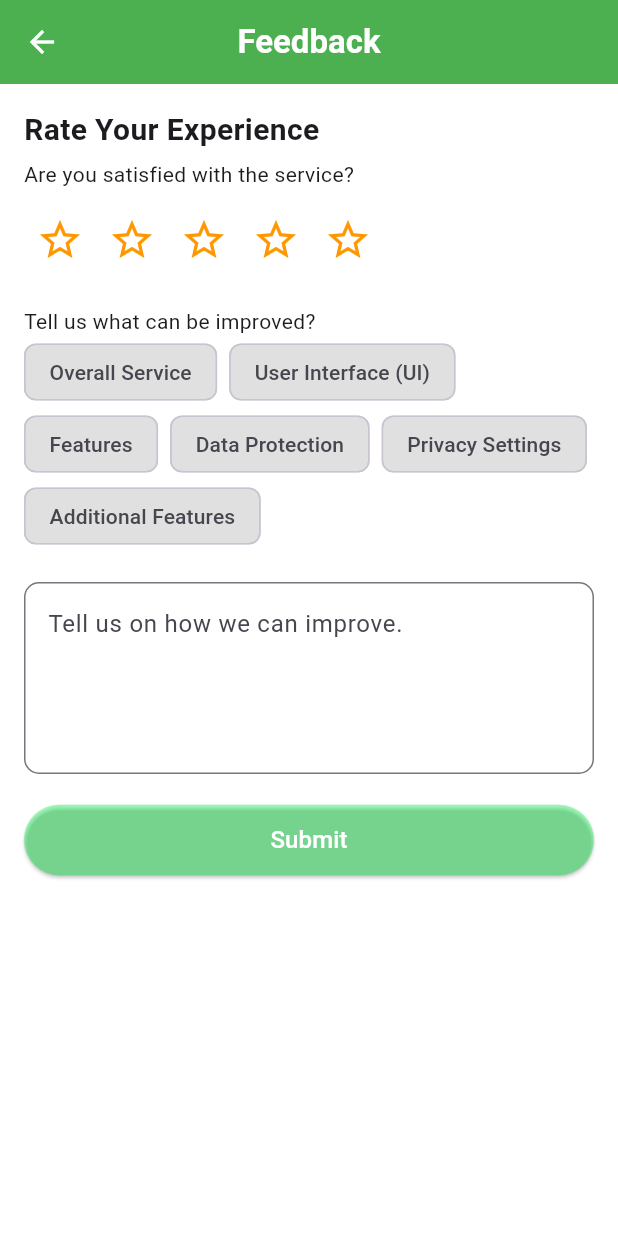
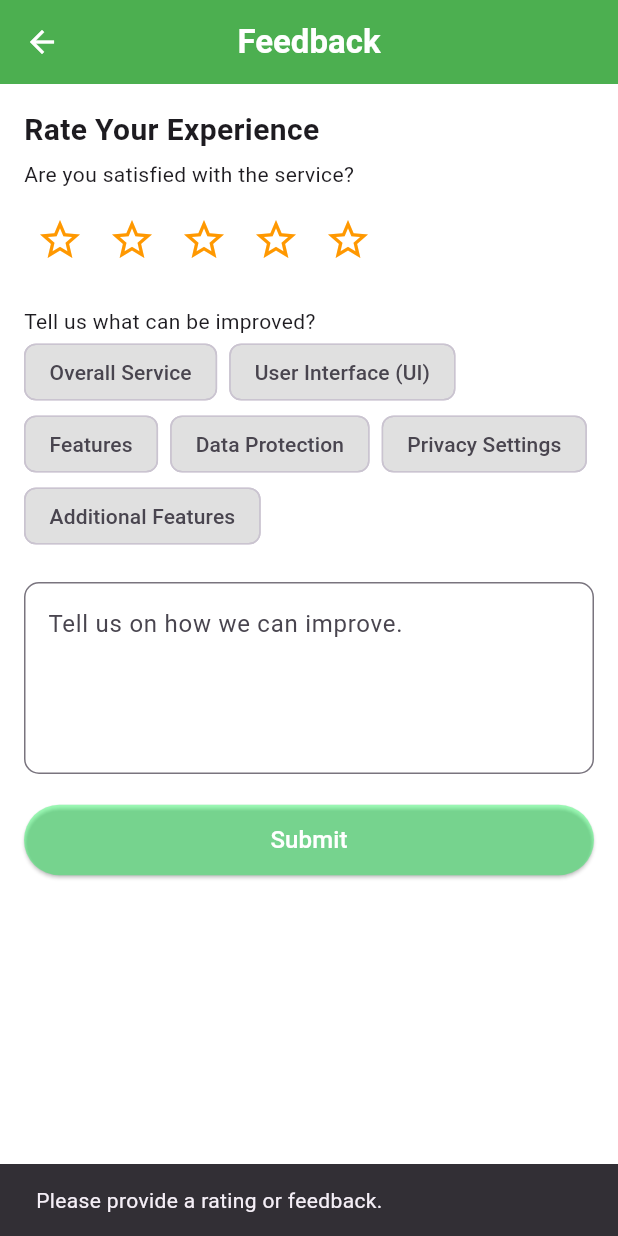
Before and after one commit to Pantrypal-App/Pantrypal, a Flutter app: the FeedbackPage screen opened directly, after a tap on "Submit", on a phone screen of 412 x 824 dp. Run offline on Flutter 3.47's test engine with Material 3 defaults, Android fonts, the phone set to English and light mode, and no system bars; our stand-ins replace awesome_bottom_bar, carousel_slider, cloud_firestore, firebase_auth, firebase_core, firebase_storage and 5 more; accounts and stored records are empty.

Commit message:
update message us

```diff
--- a/lib/pages/messageus_page.dart
+++ b/lib/pages/messageus_page.dart
@@ -1,4 +1,6 @@
 import 'package:flutter/material.dart';
+import 'package:cloud_firestore/cloud_firestore.dart';
+import 'package:firebase_auth/firebase_auth.dart';
 
 class FeedbackPage extends StatefulWidget {
   @override
@@ -15,6 +17,68 @@ class _FeedbackPageState extends State<FeedbackPage> {
     "Privacy Settings",
     "Additional Features"
   ];
+
+  Set<String> selectedCategories = {};
+  final TextEditingController feedbackController = TextEditingController();
+
+  Future<void> submitFeedback() async {
+    if (selectedStars == 0 && feedbackController.text.trim().isEmpty) {
+      ScaffoldMessenger.of(context).showSnackBar(
+        SnackBar(content: Text("Please provide a rating or feedback.")),
+      );
+      return;
+    }
+
+    try {
+      final user = FirebaseAuth.instance.currentUser;
+
+      if (user == null) {
+        ScaffoldMessenger.of(context).showSnackBar(
+          SnackBar(content: Text("You must be logged in to submit feedback.")),
+        );
+        return;
+      }
+
+      // Get username from users collection
+      final userDoc = await FirebaseFirestore.instance
+          .collection("users")
+          .doc(user.uid)
+          .get();
+
+      final username = userDoc.data()?['username'] ?? 'Unknown';
+      final email = user.email ?? 'No email';
+
+      await FirebaseFirestore.instance.collection("feedbacks").add({
+        "rating": selectedStars,
+        "categories": selectedCategories.toList(),
+        "feedback": feedbackController.text.trim(),
+        "username": username,
+        "email": email,
+        "timestamp": FieldValue.serverTimestamp(),
+      });
+
+      ScaffoldMessenger.of(context).showSnackBar(
+        SnackBar(content: Text("Thank you for your feedback!")),
+      );
+
+      setState(() {
+        selectedStars = 0;
+        selectedCategories.clear();
+        feedbackController.clear();
+      });
+    } catch (e) {
+      print("Error saving feedback: $e");
+      ScaffoldMessenger.of(context).showSnackBar(
+        SnackBar(content: Text("Failed to submit feedback.")),
+      );
+    }
+  }
+
+  @override
+  void dispose() {
+    feedbackController.dispose();
+    super.dispose();
+  }
 
   @override
   Widget build(BuildContext context) {
@@ -72,6 +136,7 @@ class _FeedbackPageState extends State<FeedbackPage> {
             ),
             SizedBox(height: 20),
             TextField(
+              controller: feedbackController,
               maxLines: 4,
               decoration: InputDecoration(
                 hintText: "Tell us on how we can improve.",
@@ -88,7 +153,7 @@ class _FeedbackPageState extends State<FeedbackPage> {
                   backgroundColor: const Color.fromARGB(93, 0, 255, 68),
                   padding: EdgeInsets.symmetric(vertical: 12),
                 ),
-                onPressed: () {},
+                onPressed: submitFeedback,
                 child: Text(
                   "Submit",
                   style: TextStyle(fontSize: 16, color: Colors.white),
--- a/pubspec.yaml
+++ b/pubspec.yaml
@@ -50,6 +50,7 @@ dependencies:
   google_sign_in: ^5.0.7
   html: ^0.15.0
   url_launcher: ^6.0.9
+  geocoding: ^2.1.0
 
 
 
```
Also changed, not shown: pubspec.lock, 4 other files.
